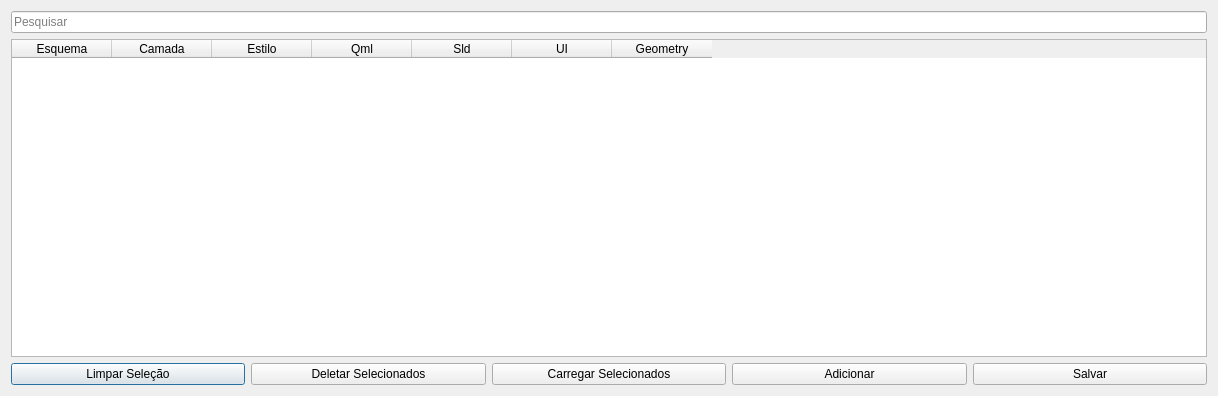
Old version of the form uis/managementStyles.ui in the repository dsgoficial/SAP_Gerente.
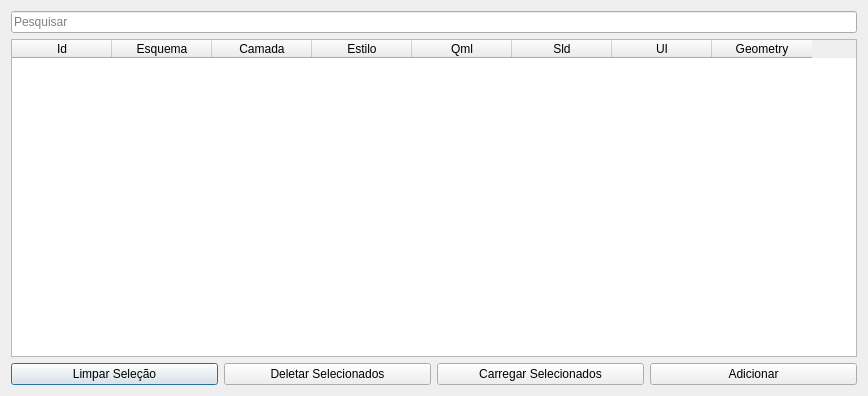
New version of the form.

Patch:
```diff
--- a/uis/managementStyles.ui
+++ b/uis/managementStyles.ui
@@ -6,7 +6,7 @@
    <rect>
     <x>0</x>
     <y>0</y>
-    <width>1218</width>
+    <width>868</width>
     <height>396</height>
    </rect>
   </property>
@@ -23,6 +23,11 @@
    </item>
    <item row="1" column="0">
     <widget class="QTableWidget" name="tableWidget">
+     <column>
+      <property name="text">
+       <string>Id</string>
+      </property>
+     </column>
      <column>
       <property name="text">
        <string>Esquema</string>
@@ -90,13 +95,6 @@
        </property>
       </widget>
      </item>
-     <item>
-      <widget class="QPushButton" name="saveBtn">
-       <property name="text">
-        <string>Salvar</string>
-       </property>
-      </widget>
-     </item>
     </layout>
    </item>
   </layout>
```
